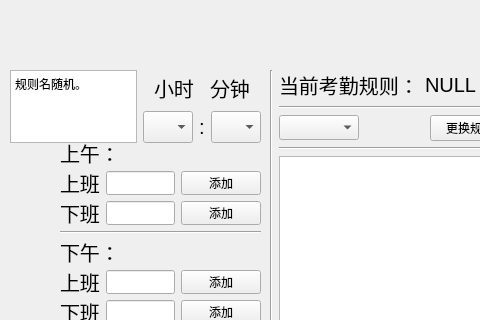
First picture: the form in rulewindow.ui, repository jindezhang/kqj, before the edit; both pictures show x 0 to 480 and y 0 to 320 of the 800 by 480 pixel window.
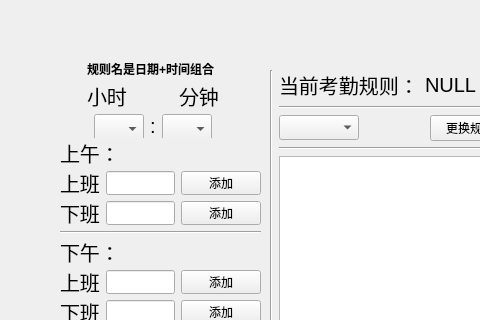
Second picture: the form after the edit. Custom widgets are drawn as their Qt base class.

Commit message: 完成了add 和rule的调试。启动考勤功能的完善，目前已经写好了联网的部分，接下需要写好考勤流程的部分和时间控制部分，下一步是完成sys_controll.cpp

What changed in the file:
```diff
--- a/rulewindow.ui
+++ b/rulewindow.ui
@@ -551,32 +551,30 @@
      </item>
     </layout>
    </widget>
-   <widget class="QWidget" name="layoutWidget">
+   <widget class="QWidget" name="">
     <property name="geometry">
      <rect>
-      <x>10</x>
-      <y>70</y>
-      <width>251</width>
-      <height>73</height>
+      <x>40</x>
+      <y>60</y>
+      <width>226</width>
+      <height>78</height>
      </rect>
     </property>
-    <layout class="QHBoxLayout" name="horizontalLayout_13">
-     <item>
-      <widget class="QTextBrowser" name="textBrowser">
-       <property name="html">
-        <string>&lt;!DOCTYPE HTML PUBLIC &quot;-//W3C//DTD HTML 4.0//EN&quot; &quot;http://www.w3.org/TR/REC-html40/strict.dtd&quot;&gt;
-&lt;html&gt;&lt;head&gt;&lt;meta name=&quot;qrichtext&quot; content=&quot;1&quot; /&gt;&lt;style type=&quot;text/css&quot;&gt;
-p, li { white-space: pre-wrap; }
-&lt;/style&gt;&lt;/head&gt;&lt;body style=&quot; font-family:'SimSun'; font-size:9pt; font-weight:400; font-style:normal;&quot;&gt;
-&lt;p style=&quot; margin-top:0px; margin-bottom:0px; margin-left:0px; margin-right:0px; -qt-block-indent:0; text-indent:0px;&quot;&gt;规则名随机。&lt;/p&gt;&lt;/body&gt;&lt;/html&gt;</string>
+    <layout class="QGridLayout" name="gridLayout">
+     <item row="0" column="1" colspan="4">
+      <widget class="QLabel" name="label_2">
+       <property name="font">
+        <font>
+         <weight>75</weight>
+         <bold>true</bold>
+        </font>
+       </property>
+       <property name="text">
+        <string>规则名是日期+时间组合</string>
        </property>
       </widget>
      </item>
-     <item>
-      <layout class="QVBoxLayout" name="verticalLayout_4">
-       <item>
-        <layout class="QHBoxLayout" name="horizontalLayout_4">
-         <item>
+     <item row="1" column="0">
           <spacer name="horizontalSpacer_7">
            <property name="orientation">
             <enum>Qt::Horizontal</enum>
@@ -589,7 +587,7 @@
            </property>
           </spacer>
          </item>
-         <item>
+     <item row="1" column="1">
           <widget class="QLabel" name="l_name_2">
            <property name="font">
             <font>
@@ -601,7 +599,7 @@
            </property>
           </widget>
          </item>
-         <item>
+     <item row="1" column="2">
           <spacer name="horizontalSpacer_4">
            <property name="orientation">
             <enum>Qt::Horizontal</enum>
@@ -614,7 +612,7 @@
            </property>
           </spacer>
          </item>
-         <item>
+     <item row="1" column="3">
           <widget class="QLabel" name="l_name_3">
            <property name="font">
             <font>
@@ -626,7 +624,7 @@
            </property>
           </widget>
          </item>
-         <item>
+     <item row="1" column="4">
           <spacer name="horizontalSpacer_8">
            <property name="orientation">
             <enum>Qt::Horizontal</enum>
@@ -639,9 +637,7 @@
            </property>
           </spacer>
          </item>
-        </layout>
-       </item>
-       <item>
+     <item row="2" column="0" colspan="5">
         <layout class="QHBoxLayout" name="horizontalLayout_5">
          <item>
           <spacer name="horizontalSpacer_11">
@@ -732,8 +728,6 @@
         </layout>
        </item>
       </layout>
-     </item>
-    </layout>
    </widget>
    <zorder>layoutWidget</zorder>
    <zorder>layoutWidget</zorder>
```
Left out of the diff: 1 changed line with no effect on the pictures. Lines whose indentation alone changed are shown as unchanged. The commit also changes 98 other files.
